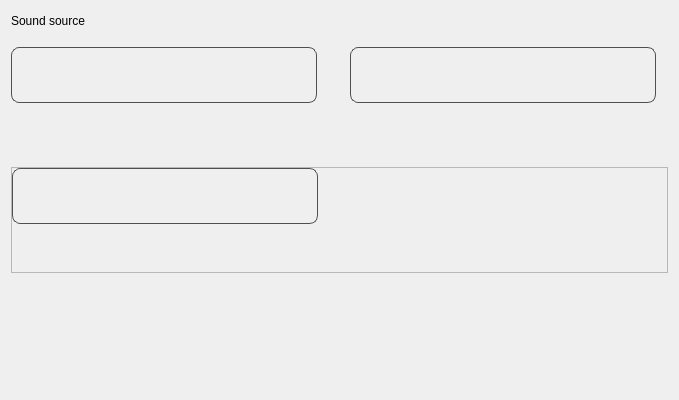
Old version of the form widget/Setting/SoundBot/WSoundSourcePage.ui in the repository yechaoGitHub/AI.
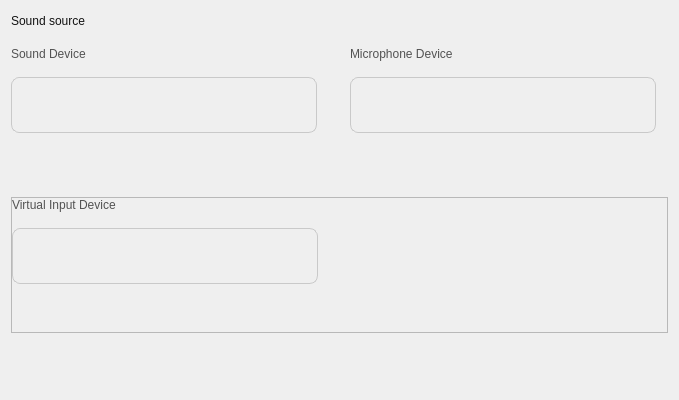
New version of the form. Icons and pictures are not drawn. Custom widgets are drawn as their Qt base class.

```diff
--- a/widget/Setting/SoundBot/WSoundSourcePage.ui
+++ b/widget/Setting/SoundBot/WSoundSourcePage.ui
@@ -19,12 +19,13 @@
 }
 
 QLabel#label{
-	font: 16px &quot;微软雅黑&quot;;
+	font: 18px &quot;微软雅黑&quot;;
+	color:#131313;
 }
 
 QFrame#frame1,#frame2,#frame3{
 	border-radius:8px;
-	border:1px solid #505050;
+	border:1px solid #c9c9c9;
 }
 
 QPushButton{
@@ -89,7 +90,8 @@
       </size>
      </property>
      <property name="styleSheet">
-      <string notr="true">font: 18px &quot;微软雅黑&quot;;</string>
+      <string notr="true">font: 18px &quot;微软雅黑&quot;;
+color:#131313;</string>
      </property>
      <property name="text">
       <string>Sound source</string>
@@ -106,6 +108,17 @@
        <property name="spacing">
         <number>16</number>
        </property>
+       <item>
+        <widget class="QLabel" name="label_2">
+         <property name="styleSheet">
+          <string notr="true">font: 16px &quot;微软雅黑&quot;;
+color:#525252;</string>
+         </property>
+         <property name="text">
+          <string>Sound Device</string>
+         </property>
+        </widget>
+       </item>
        <item>
         <widget class="QFrame" name="frame1">
          <property name="minimumSize">
@@ -211,6 +224,17 @@
        <property name="spacing">
         <number>16</number>
        </property>
+       <item>
+        <widget class="QLabel" name="label_3">
+         <property name="styleSheet">
+          <string notr="true">font: 16px &quot;微软雅黑&quot;;
+color:#525252;</string>
+         </property>
+         <property name="text">
+          <string>Microphone Device</string>
+         </property>
+        </widget>
+       </item>
        <item>
         <widget class="QFrame" name="frame2">
          <property name="minimumSize">
@@ -342,6 +366,17 @@
         <property name="spacing">
          <number>16</number>
         </property>
+        <item>
+         <widget class="QLabel" name="label_4">
+          <property name="styleSheet">
+           <string notr="true">font: 16px &quot;微软雅黑&quot;;
+color:#525252;</string>
+          </property>
+          <property name="text">
+           <string>Virtual Input Device</string>
+          </property>
+         </widget>
+        </item>
         <item>
          <widget class="QFrame" name="frame3">
           <property name="minimumSize">
```
